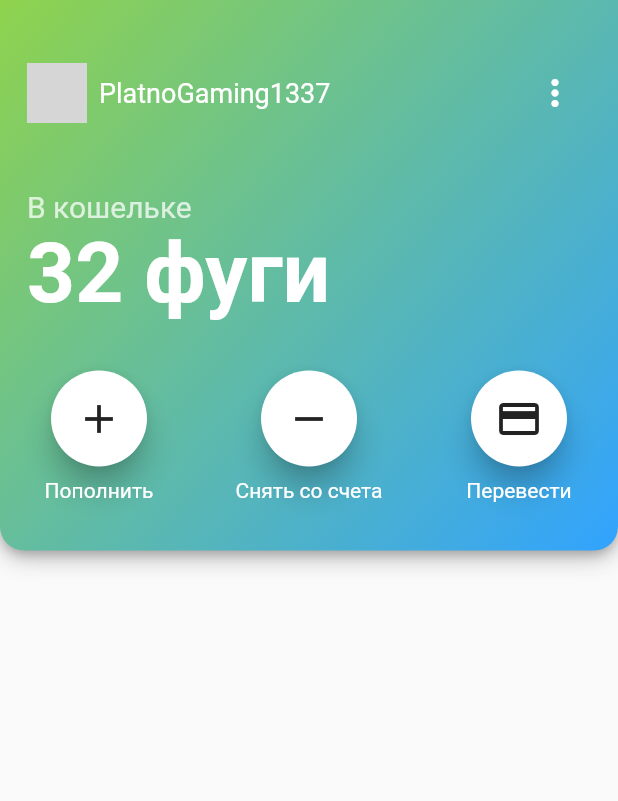
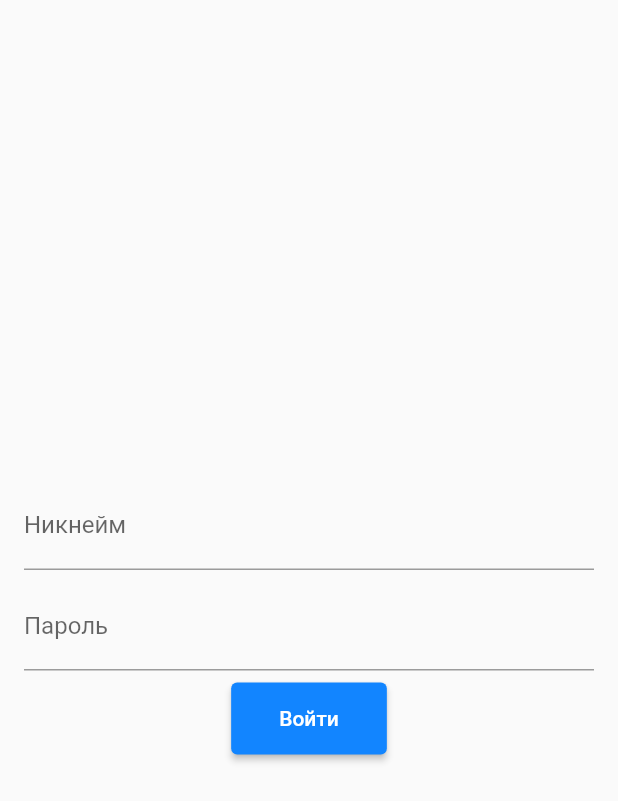
Before and after one commit to fdl-mc/fdl-mobile, a Flutter app: the screen it shows after launch, on a phone screen of 412 x 824 dp. Shown: the top 801 px of the screen. Run offline on Flutter 3.47's test engine with Material 2 defaults, Android fonts, the phone set to English and light mode, and no system bars; our stand-ins replace cloud_firestore, firebase_auth, firebase_core, get; accounts and stored records are empty; Roboto replaces fonts that are missing (Ubuntu); grey boxes are pictures that could not be loaded.

Commit message:
авторизейшн и получение приколов с сервака

```diff
--- /dev/null
+++ b/lib/controller/bindings/user_binding.dart
@@ -0,0 +1,9 @@
+import 'package:freedomland/controller/user_controller.dart';
+import 'package:get/get.dart';
+
+class UserBinding extends Bindings {
+  @override
+  void dependencies() {
+    Get.lazyPut<UserController>(() => UserController());
+  }
+}
--- a/lib/main.dart
+++ b/lib/main.dart
@@ -1,28 +1,33 @@
+import 'package:firebase_core/firebase_core.dart';
 import 'package:flutter/material.dart';
 import 'package:flutter/services.dart';
+import 'package:freedomland/constants/routes.dart';
+import 'package:freedomland/controller/bindings/initial_binding.dart';
+import 'package:freedomland/pages/splash_screen.dart';
 import 'package:get/get.dart';
 
-import 'pages/home_page.dart';
-import 'pallettes.dart';
+import 'constants/pallettes.dart';
 
-void main() {
+void main() async {
+  await Firebase.initializeApp();
   WidgetsFlutterBinding.ensureInitialized();
   SystemChrome.setPreferredOrientations([DeviceOrientation.portraitUp])
       .then((_) {
-    runApp(new MyApp());
+    runApp(new App());
   });
 }
 
-class MyApp extends StatelessWidget {
+class App extends StatelessWidget {
   @override
   Widget build(BuildContext context) {
     return GetMaterialApp(
+      initialBinding: InitialBinding(),
       theme: ThemeData(
           appBarTheme: AppBarTheme(brightness: Brightness.dark),
           primarySwatch: primaryP,
           accentColor: secondaryP,
           fontFamily: 'Ubuntu'),
-      home: HomePage(),
+      home: SplashScreen(),
     );
   }
 }
--- a/lib/pages/about_page.dart
+++ b/lib/pages/about_page.dart
@@ -1,7 +1,7 @@
 import 'package:flutter/material.dart';
 import 'package:url_launcher/url_launcher.dart';
 
-import '../pallettes.dart';
+import '../constants/pallettes.dart';
 
 class AboutPage extends StatelessWidget {
   @override
--- a/lib/pages/home_page.dart
+++ b/lib/pages/home_page.dart
@@ -1,23 +1,18 @@
 import 'package:flutter/material.dart';
+import 'package:freedomland/controller/user_controller.dart';
 import 'package:freedomland/pages/about_page.dart';
 import 'package:get/get.dart';
 
-import '../pallettes.dart';
+import '../constants/pallettes.dart';
 
 enum SelectedPage { settings, about }
 
-class HomePage extends StatefulWidget {
-  HomePage({Key? key}) : super(key: key);
-
-  @override
-  _HomePageState createState() => _HomePageState();
-}
-
-class _HomePageState extends State<HomePage> {
+class HomePage extends GetView<UserController> {
   @override
   Widget build(BuildContext context) {
     return Scaffold(
-        body: SingleChildScrollView(
+        body: controller.obx((state) {
+      return SingleChildScrollView(
         child: Column(
           children: [
             Container(
@@ -31,27 +26,27 @@ class _HomePageState extends State<HomePage> {
                       end: Alignment.bottomRight,
                       colors: [secondaryP.shade400, primaryP.shade400])),
               child: Padding(
-              padding: const EdgeInsets.only(
-                  top: 38, bottom: 32, left: 18, right: 18),
+                padding:
+                    EdgeInsets.only(top: 38, bottom: 32, left: 18, right: 18),
                 child: Column(
                   crossAxisAlignment: CrossAxisAlignment.start,
                   children: [
                     Padding(
-                    padding: const EdgeInsets.only(bottom: 40),
+                      padding: EdgeInsets.only(bottom: 40),
                       child: Row(
                         children: [
                           Padding(
-                            padding: const EdgeInsets.only(right: 8),
+                              padding: EdgeInsets.only(right: 8),
                               child: ClipOval(
                                 child: Image.network(
-                                'https://i.imgur.com/xXSxuQB.gif',
+                                  'https://minotar.net/helm/${state!.name}.png',
                                   width: 40,
                                   height: 40,
                                   fit: BoxFit.cover,
                                 ),
                               )),
                           Text(
-                          'PlatnoGaming1337',
+                            state.name,
                             style: TextStyle(fontSize: 18, color: Colors.white),
                           ),
                           Spacer(),
@@ -92,89 +87,22 @@ class _HomePageState extends State<HomePage> {
                           fontSize: 20),
                     ),
                     Text(
-                    '32 фуги',
+                      '${state.balance} ИБ',
                       style: TextStyle(
                           color: Colors.white,
                           fontSize: 56,
                           fontWeight: FontWeight.bold),
                     ),
                     Padding(
-                    padding: const EdgeInsets.only(top: 32),
+                      padding: EdgeInsets.only(top: 32),
                       child: Row(
                         mainAxisAlignment: MainAxisAlignment.spaceBetween,
                         children: [
-                        Column(
-                          children: [
-                            MaterialButton(
-                              onPressed: () {},
-                              elevation: 8,
-                              shape: CircleBorder(),
-                              color: Colors.white,
-                              child: Padding(
-                                padding: const EdgeInsets.all(16.0),
-                                child: Icon(
-                                  Icons.add,
-                                  size: 32,
-                                ),
-                              ),
-                            ),
-                            Padding(
-                              padding: const EdgeInsets.only(top: 8.0),
-                              child: Text(
-                                'Пополнить',
-                                style: TextStyle(color: Colors.white),
-                              ),
-                            )
-                          ],
-                        ),
-                        Column(
-                          children: [
-                            MaterialButton(
-                              onPressed: () {},
-                              elevation: 8,
-                              shape: CircleBorder(),
-                              color: Colors.white,
-                              child: Padding(
-                                padding: const EdgeInsets.all(16.0),
-                                child: Icon(
-                                  Icons.remove,
-                                  size: 32,
-                                ),
-                              ),
-                            ),
-                            Padding(
-                              padding: const EdgeInsets.only(top: 8.0),
-                              child: Text(
-                                'Снять со счета',
-                                style: TextStyle(color: Colors.white),
-                              ),
-                            )
-                          ],
-                        ),
-                        Column(
-                          children: [
-                            MaterialButton(
-                              onPressed: () {},
-                              elevation: 8,
-                              shape: CircleBorder(),
-                              color: Colors.white,
-                              child: Padding(
-                                padding: const EdgeInsets.all(16.0),
-                                child: Icon(
-                                  Icons.payment_outlined,
-                                  size: 32,
-                                ),
-                              ),
-                            ),
-                            Padding(
-                              padding: const EdgeInsets.only(top: 8.0),
-                              child: Text(
-                                'Перевести',
-                                style: TextStyle(color: Colors.white),
-                              ),
-                            )
-                          ],
-                        ),
+                          buildActionButton(Icons.add, 'Пополнить', () {}),
+                          buildActionButton(
+                              Icons.remove, 'Снять со счета', () {}),
+                          buildActionButton(
+                              Icons.payment_outlined, 'Перевести', () {}),
                         ],
                       ),
                     )
@@ -184,6 +112,37 @@ class _HomePageState extends State<HomePage> {
             )
           ],
         ),
-    ));
+      );
+    }, onError: (error) {
+      return Center(child: Text(error ?? 'ащьбка'));
+    }));
+  }
+
+  Widget buildActionButton(
+      IconData icon, String title, void Function() onPressed) {
+    return Column(
+      children: [
+        MaterialButton(
+          onPressed: onPressed,
+          elevation: 8,
+          shape: CircleBorder(),
+          color: Colors.white,
+          child: Padding(
+            padding: EdgeInsets.all(16.0),
+            child: Icon(
+              icon,
+              size: 32,
+            ),
+          ),
+        ),
+        Padding(
+          padding: EdgeInsets.only(top: 8.0),
+          child: Text(
+            title,
+            style: TextStyle(color: Colors.white),
+          ),
+        )
+      ],
+    );
   }
 }
--- /dev/null
+++ b/lib/pages/login_page.dart
@@ -0,0 +1,43 @@
+import 'package:flutter/material.dart';
+import 'package:freedomland/controller/auth_controller.dart';
+import 'package:get/state_manager.dart';
+
+class LoginPage extends GetView<AuthController> {
+  TextEditingController usernameController = TextEditingController();
+  TextEditingController passwordController = TextEditingController();
+
+  @override
+  Widget build(BuildContext context) {
+    return Scaffold(
+      body: Padding(
+        padding: const EdgeInsets.all(16.0),
+        child: Column(
+          mainAxisAlignment: MainAxisAlignment.center,
+          crossAxisAlignment: CrossAxisAlignment.center,
+          children: [
+            TextFormField(
+              decoration: InputDecoration(labelText: 'Никнейм'),
+              controller: usernameController,
+            ),
+            Padding(padding: EdgeInsets.only(bottom: 8.0)),
+            TextFormField(
+              obscureText: true,
+              decoration: InputDecoration(labelText: 'Пароль'),
+              controller: passwordController,
+            ),
+            Padding(padding: EdgeInsets.only(bottom: 8.0)),
+            ElevatedButton(
+                onPressed: () {
+                  controller.login(
+                      usernameController.text, passwordController.text);
+                },
+                child: Padding(
+                  padding: EdgeInsets.all(16),
+                  child: Text('Войти'),
+                )),
+          ],
+        ),
+      ),
+    );
+  }
+}
--- a/pubspec.yaml
+++ b/pubspec.yaml
@@ -30,6 +30,9 @@ dependencies:
   cupertino_icons: ^1.0.2
   get: ^4.1.4
   url_launcher: ^6.0.6
+  firebase_core: ^1.3.0
+  cloud_firestore: ^2.3.0
+  firebase_auth: ^2.0.0
 
 dev_dependencies:
   flutter_test:
```
Also changed, not shown: lib/constants/routes.dart (added, +17 -0 lines), lib/controller/auth_controller.dart (added, +44 -0 lines), lib/controller/bindings/initial_binding.dart (added, +11 -0 lines), lib/controller/user_controller.dart (added, +25 -0 lines), lib/model/user_model.dart (added, +13 -0 lines), lib/pages/root.dart (added, +18 -0 lines), lib/pages/splash_screen.dart (added, +13 -0 lines), lib/provider/user_provider.dart (added, +19 -0 lines), lib/constants/pallettes.dart (renamed from lib/pallettes.dart), pubspec.lock, 2 other files. Lines whose indentation alone changed are shown as unchanged.
